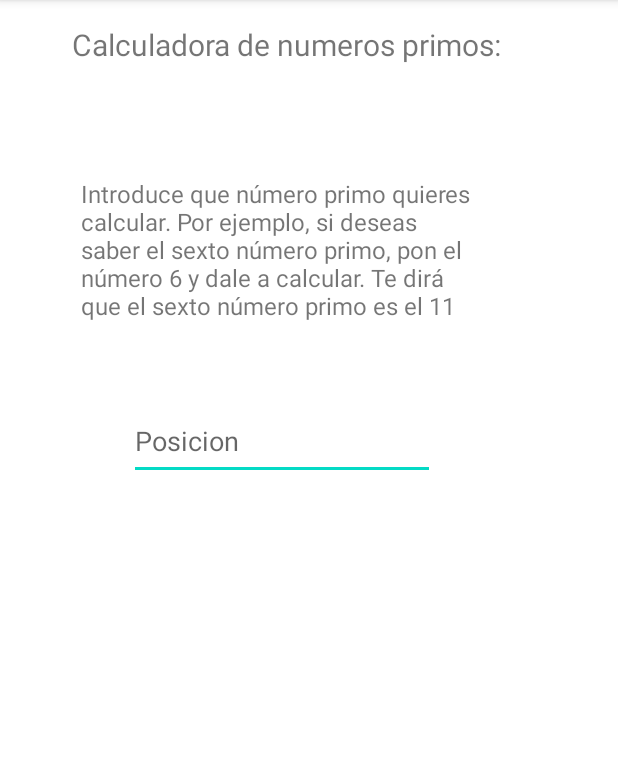
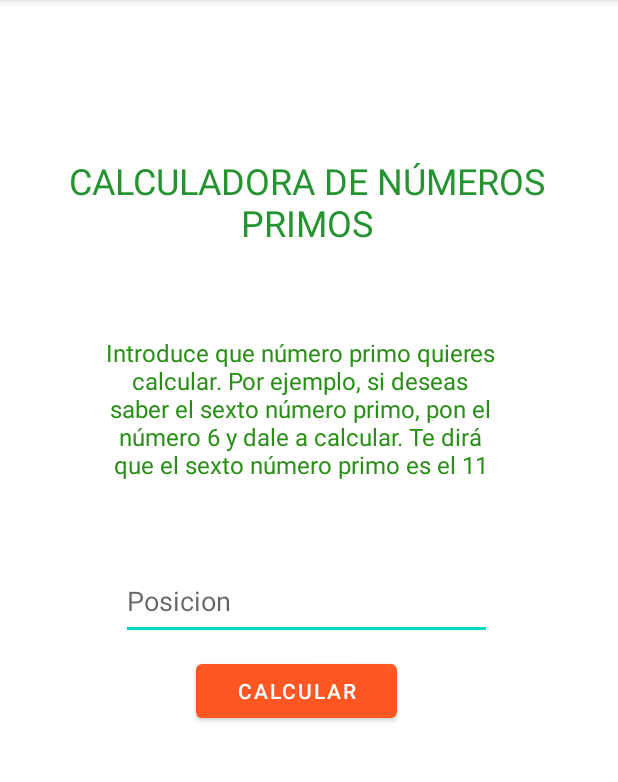
Before and after one commit to DaniPazLor/Calculadora_Numeros_Primos, an Android app: the screen it shows after launch (MainActivity), on a phone screen of 412 x 824 dp, the part 84-866 px from its top. Run offline under Robolectric (Android 15) with nearby library versions, the phone set to English and light mode, and no system bars.

Commit message:
Interfaz de usuario

```diff
--- a/app/src/main/res/layout/activity_main.xml
+++ b/app/src/main/res/layout/activity_main.xml
@@ -6,48 +6,74 @@
     android:layout_height="match_parent"
     tools:context=".MainActivity">
 
-    <TextView
-        android:id="@+id/textView"
-        android:layout_width="293dp"
-        android:layout_height="52dp"
-        android:layout_marginStart="48dp"
-        android:layout_marginLeft="48dp"
-        android:layout_marginTop="16dp"
-        android:text="@string/encabezado"
-        android:textSize="20sp"
+    <LinearLayout
+        android:layout_width="411dp"
+        android:layout_height="730dp"
+        android:orientation="vertical"
+        app:layout_constraintBottom_toBottomOf="parent"
+        app:layout_constraintEnd_toEndOf="parent"
         app:layout_constraintStart_toStartOf="parent"
-        app:layout_constraintTop_toTopOf="parent" />
+        app:layout_constraintTop_toTopOf="parent">
 
         <TextView
-        android:id="@+id/textView2"
+            android:id="@+id/txtEncabezado"
+            android:layout_width="328dp"
+            android:layout_height="70dp"
+            android:layout_marginStart="40dp"
+            android:layout_marginLeft="40dp"
+            android:layout_marginTop="80dp"
+            android:gravity="center"
+            android:text="@string/encabezado"
+            android:textColor="#259330"
+            android:textSize="24sp"
+            tools:textStyle="bold" />
+
+        <TextView
+            android:id="@+id/txtEnunciado"
             android:layout_width="268dp"
             android:layout_height="106dp"
-        android:layout_marginStart="54dp"
-        android:layout_marginLeft="54dp"
+            android:layout_marginStart="65dp"
+            android:layout_marginLeft="65dp"
+            android:layout_marginTop="50dp"
             android:layout_marginEnd="54dp"
             android:layout_marginRight="54dp"
+            android:gravity="center"
             android:text="@string/texto_ejemplo"
+            android:textColor="#288E16"
             android:textSize="16sp"
-        app:layout_constraintBottom_toTopOf="@+id/editTextTextPersonName"
-        app:layout_constraintEnd_toEndOf="parent"
-        app:layout_constraintHorizontal_bias="0.0"
-        app:layout_constraintStart_toStartOf="parent"
-        app:layout_constraintTop_toTopOf="parent"
-        app:layout_constraintVertical_bias="0.726" />
+            tools:ignore="TextContrastCheck" />
 
         <EditText
-        android:id="@+id/editTextTextPersonName"
-        android:layout_width="204dp"
+            android:id="@+id/editTxtPosicion"
+            android:layout_width="247dp"
             android:layout_height="51dp"
+            android:layout_marginStart="80dp"
+            android:layout_marginLeft="80dp"
+            android:layout_marginTop="50dp"
             android:autofillHints="@string/edit_text"
             android:ems="10"
-        android:hint="Posicion"
+            android:hint="@string/posicion"
             android:inputType="textPersonName"
-        app:layout_constraintBottom_toBottomOf="parent"
-        app:layout_constraintEnd_toEndOf="parent"
-        app:layout_constraintHorizontal_bias="0.415"
-        app:layout_constraintStart_toStartOf="parent"
-        app:layout_constraintTop_toTopOf="parent"
-        app:layout_constraintVertical_bias="0.375" />
+            tools:ignore="TextContrastCheck" />
+
+        <Button
+            android:id="@+id/btnCalcular"
+            android:layout_width="134dp"
+            android:layout_height="wrap_content"
+            android:layout_marginStart="130dp"
+            android:layout_marginLeft="130dp"
+            android:layout_marginTop="10dp"
+            android:text="@string/calcular"
+            app:backgroundTint="#FF5722"
+            tools:ignore="TextContrastCheck" />
+
+        <TextView
+            android:id="@+id/txtResultado"
+            android:layout_width="200dp"
+            android:layout_height="144dp"
+            android:layout_marginStart="100dp"
+            android:layout_marginLeft="100dp"
+            android:text="" />
+    </LinearLayout>
 
 </androidx.constraintlayout.widget.ConstraintLayout>
--- a/app/src/main/res/values/strings.xml
+++ b/app/src/main/res/values/strings.xml
@@ -1,6 +1,8 @@
 <resources>
     <string name="app_name">Calculadora Numeros Primos</string>
-    <string name="encabezado">Calculadora de numeros primos:</string>
+    <string name="encabezado">CALCULADORA DE NÚMEROS PRIMOS</string>
     <string name="texto_ejemplo">Introduce que número primo quieres calcular. Por ejemplo, si deseas saber el sexto número primo, pon el número 6 y dale a calcular. Te dirá que el sexto número primo es el 11</string>
     <string name="edit_text">Posicion</string>
+    <string name="posicion">Posicion</string>
+    <string name="calcular">Calcular</string>
 </resources>
```
Lines whose indentation alone changed are shown as unchanged.
